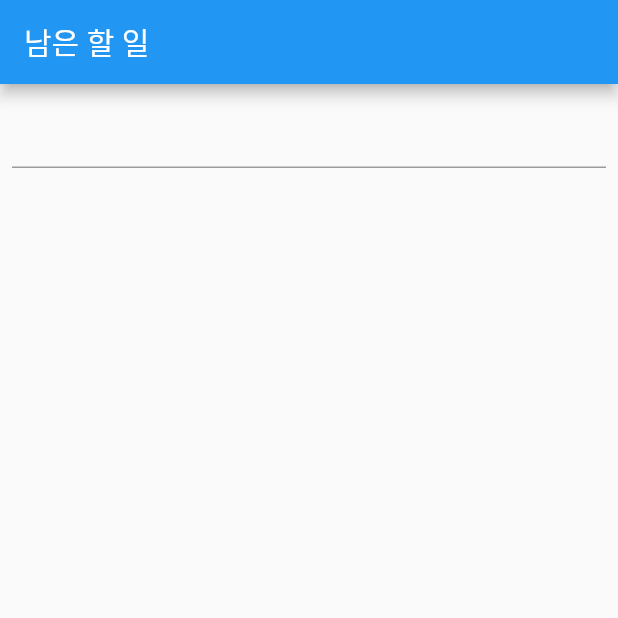
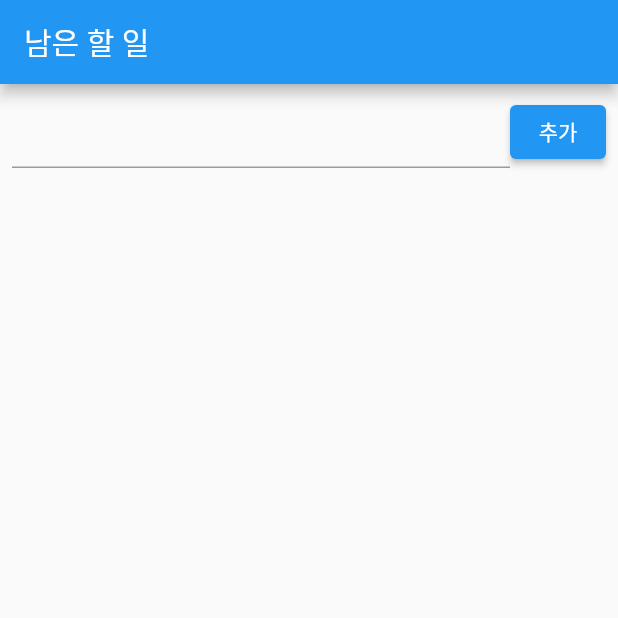
Before and after one commit to chihyeonWON/ToDo-Management, a Flutter app: the screen it shows after launch, on a phone screen of 412 x 824 dp, the top half of it. Run offline on Flutter 3.47's test engine with Material 2 defaults, Android fonts, the phone set to English and light mode, and no system bars.

Commit message:
할 일을 추가할 버튼 생성

```diff
--- a/lib/main.dart
+++ b/lib/main.dart
@@ -47,6 +47,10 @@ class _TodoListPageState extends State<TodoListPage> {
                     controller:_todoController,
                   ),
                 ),
+                ElevatedButton(
+                    onPressed: (){ },
+                    child: Text('추가'),
+                ),
               ]
             )
           ]
```
